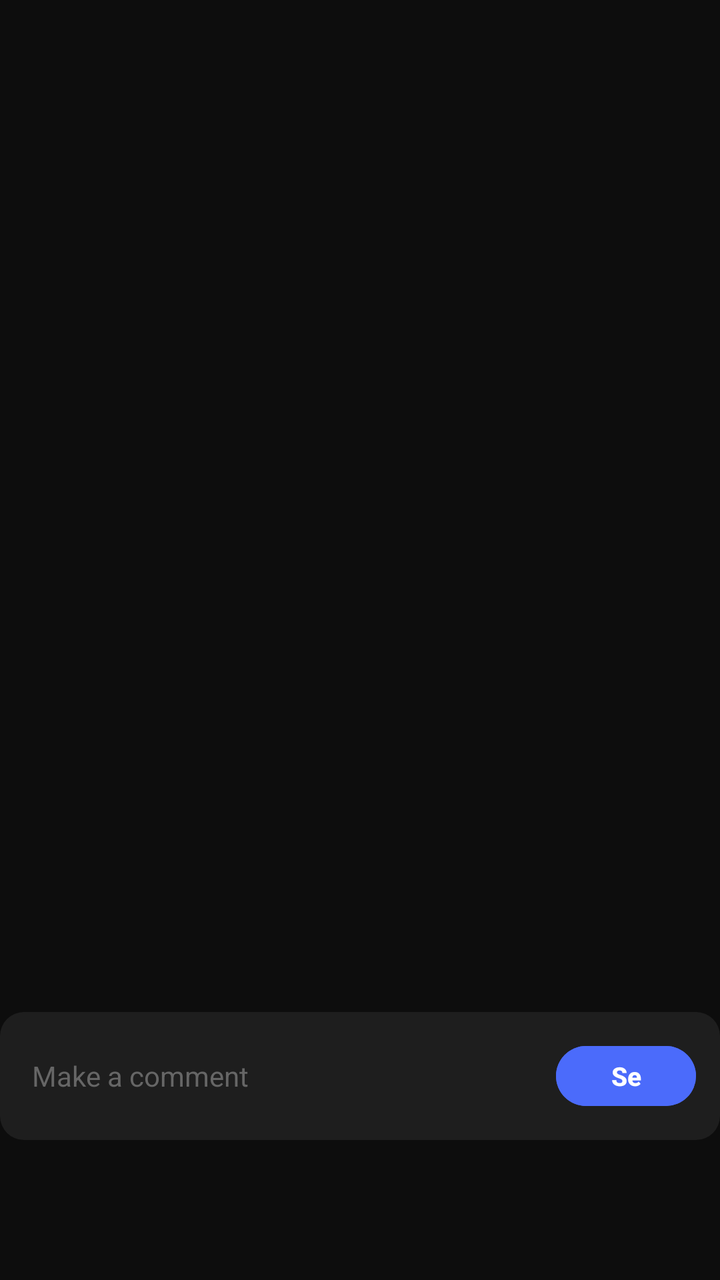
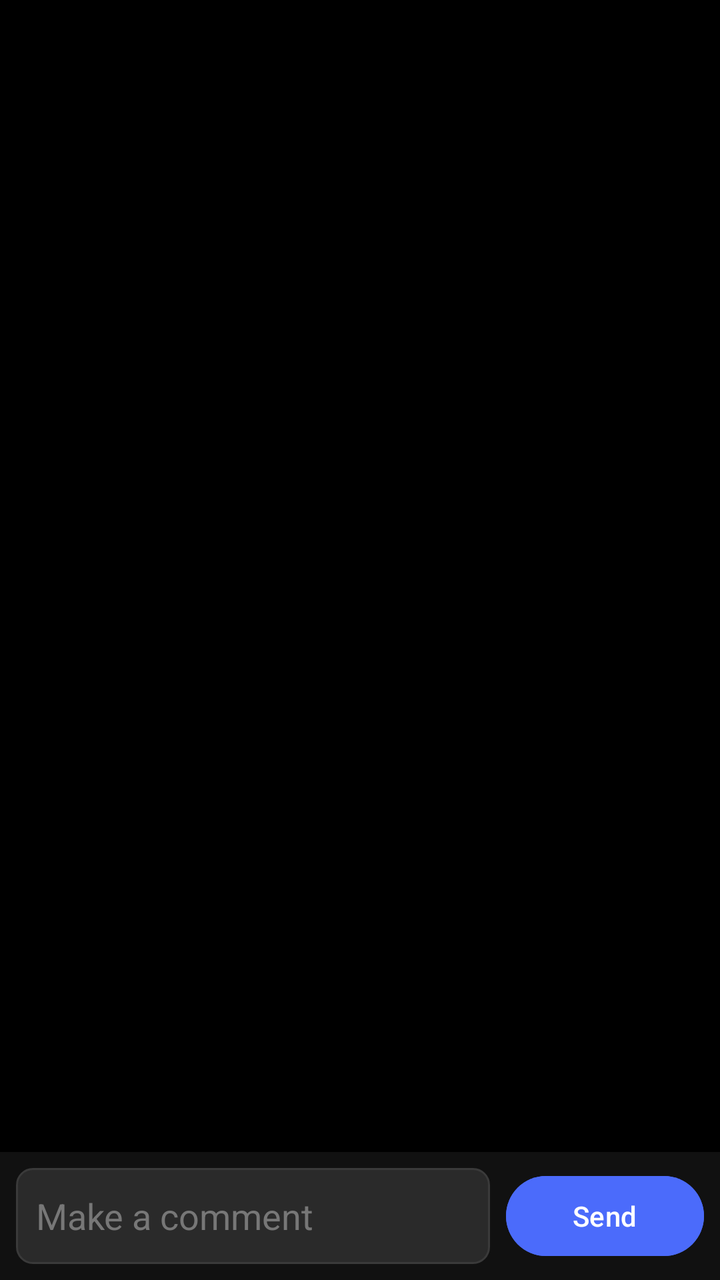

Before-and-after screenshots of an Android layout around one commit, followed by the original layout XML and the change that was made.
<!-- AndroidManifest.xml: application theme Theme.PaperTraderV2 -->
<!-- res/layout/fragment_comments.xml -->
<?xml version="1.0" encoding="utf-8"?>
<androidx.constraintlayout.widget.ConstraintLayout
    xmlns:android="http://schemas.android.com/apk/res/android"
    xmlns:app="http://schemas.android.com/apk/res-auto"
    android:layout_width="match_parent"
    android:layout_height="match_parent"
    android:background="#0D0D0D">

    <androidx.recyclerview.widget.RecyclerView
        android:id="@+id/commentsRecycler"
        android:layout_width="0dp"
        android:layout_height="0dp"
        android:paddingStart="14dp"
        android:paddingEnd="14dp"
        android:paddingTop="14dp"
        android:paddingBottom="8dp"
        android:clipToPadding="false"
        app:layout_constraintTop_toTopOf="parent"
        app:layout_constraintBottom_toTopOf="@id/commentInputContainer"
        app:layout_constraintStart_toStartOf="parent"
        app:layout_constraintEnd_toEndOf="parent" />

    
    <LinearLayout
        android:id="@+id/commentInputContainer"
        android:layout_width="0dp"
        android:layout_height="wrap_content"
        android:background="@drawable/bg_card_dark"
        android:orientation="horizontal"
        android:gravity="center_vertical"
        android:paddingStart="16dp"
        android:paddingEnd="12dp"
        android:paddingTop="10dp"
        android:paddingBottom="10dp"
        android:layout_marginBottom="70dp"
        app:layout_constraintBottom_toBottomOf="parent"
        app:layout_constraintStart_toStartOf="parent"
        app:layout_constraintEnd_toEndOf="parent">

        <EditText
            android:id="@+id/commentInput"
            android:layout_width="0dp"
            android:layout_height="44dp"
            android:layout_weight="1"
            android:background="@android:color/transparent"
            android:hint="Make a comment"
            android:textColor="#FFFFFF"
            android:textColorHint="#666666"
            android:textSize="14sp"
            android:singleLine="true" />

        <Button
            android:id="@+id/btnSendComment"
            android:layout_width="70dp"
            android:layout_height="38dp"
            android:backgroundTint="#4B6BFB"
            android:text="Send"
            android:textColor="#FFFFFF"
            android:textSize="13sp"
            android:textStyle="bold"
            android:layout_marginStart="8dp" />
    </LinearLayout>

</androidx.constraintlayout.widget.ConstraintLayout>
<!-- resources referenced by this layout -->
<resources>
  <!-- drawable bg_card_dark (drawable) -->
  <?xml version="1.0" encoding="utf-8"?>
  <shape xmlns:android="http://schemas.android.com/apk/res/android"
      android:shape="rectangle">
      <solid android:color="#1E1E1E" />
      <corners android:radius="12dp" />
  </shape>
  <style name="Theme.PaperTraderV2" parent="Base.Theme.PaperTraderV2" />
  <style name="Base.Theme.PaperTraderV2" parent="Theme.Material3.DayNight.NoActionBar">
          <item name="android:windowBackground">#000000</item>
          <item name="android:colorBackground">#000000</item>
          <item name="colorPrimary">#000000</item>
          <item name="colorPrimaryContainer">#000000</item>
          <item name="colorSurface">#000000</item>
          <item name="colorSurfaceVariant">#000000</item>
          <item name="android:navigationBarColor">#0D0D0D</item>
          <item name="android:statusBarColor">#000000</item>
          <item name="android:windowLightStatusBar">false</item>
          <item name="android:windowLightNavigationBar">false</item>
      </style>
</resources>

<!-- the commit's change to res/layout/fragment_comments.xml (unified diff, before → after) -->
@@ -1,38 +1,31 @@
 <?xml version="1.0" encoding="utf-8"?>
-<androidx.constraintlayout.widget.ConstraintLayout
-    xmlns:android="http://schemas.android.com/apk/res/android"
+<androidx.constraintlayout.widget.ConstraintLayout xmlns:android="http://schemas.android.com/apk/res/android"
     xmlns:app="http://schemas.android.com/apk/res-auto"
     android:layout_width="match_parent"
     android:layout_height="match_parent"
-    android:background="#0D0D0D">
+    android:background="#000000">
 
+    
     <androidx.recyclerview.widget.RecyclerView
         android:id="@+id/commentsRecycler"
         android:layout_width="0dp"
         android:layout_height="0dp"
-        android:paddingStart="14dp"
-        android:paddingEnd="14dp"
-        android:paddingTop="14dp"
-        android:paddingBottom="8dp"
         android:clipToPadding="false"
+        android:paddingBottom="80dp"
         app:layout_constraintTop_toTopOf="parent"
-        app:layout_constraintBottom_toTopOf="@id/commentInputContainer"
+        app:layout_constraintBottom_toTopOf="@id/inputBar"
         app:layout_constraintStart_toStartOf="parent"
         app:layout_constraintEnd_toEndOf="parent" />
 
     
     <LinearLayout
-        android:id="@+id/commentInputContainer"
+        android:id="@+id/inputBar"
         android:layout_width="0dp"
-        android:layout_height="wrap_content"
-        android:background="@drawable/bg_card_dark"
+        android:layout_height="64dp"
         android:orientation="horizontal"
-        android:gravity="center_vertical"
-        android:paddingStart="16dp"
-        android:paddingEnd="12dp"
-        android:paddingTop="10dp"
-        android:paddingBottom="10dp"
-        android:layout_marginBottom="70dp"
+        android:background="#111111"
+        android:padding="8dp"
+        android:elevation="8dp"
         app:layout_constraintBottom_toBottomOf="parent"
         app:layout_constraintStart_toStartOf="parent"
         app:layout_constraintEnd_toEndOf="parent">
@@ -40,25 +33,23 @@
         <EditText
             android:id="@+id/commentInput"
             android:layout_width="0dp"
-            android:layout_height="44dp"
+            android:layout_height="match_parent"
             android:layout_weight="1"
-            android:background="@android:color/transparent"
             android:hint="Make a comment"
             android:textColor="#FFFFFF"
-            android:textColorHint="#666666"
-            android:textSize="14sp"
-            android:singleLine="true" />
+            android:textColorHint="#777777"
+            android:background="@drawable/bg_trade_field"
+            android:padding="10dp" />
 
         <Button
-            android:id="@+id/btnSendComment"
-            android:layout_width="70dp"
-            android:layout_height="38dp"
+            android:id="@+id/sendBtn"
+            android:layout_width="99dp"
+            android:layout_height="match_parent"
+            android:layout_marginStart="8dp"
             android:backgroundTint="#4B6BFB"
             android:text="Send"
-            android:textColor="#FFFFFF"
-            android:textSize="13sp"
-            android:textStyle="bold"
-            android:layout_marginStart="8dp" />
+            android:textColor="#FFFFFF" />
+
     </LinearLayout>
 
 </androidx.constraintlayout.widget.ConstraintLayout>
<!-- resource entries referenced after the edit -->
@@ -1,11 +1,12 @@
 <!-- resources referenced by this layout -->
 <resources>
-  <!-- drawable bg_card_dark (drawable) -->
+  <!-- drawable bg_trade_field (drawable) -->
   <?xml version="1.0" encoding="utf-8"?>
   <shape xmlns:android="http://schemas.android.com/apk/res/android"
       android:shape="rectangle">
-      <solid android:color="#1E1E1E" />
-      <corners android:radius="12dp" />
+      <solid android:color="#2A2A2A" />
+      <stroke android:width="1dp" android:color="#3A3A3A" />
+      <corners android:radius="8dp" />
   </shape>
   <style name="Theme.PaperTraderV2" parent="Base.Theme.PaperTraderV2" />
   <style name="Base.Theme.PaperTraderV2" parent="Theme.Material3.DayNight.NoActionBar">
